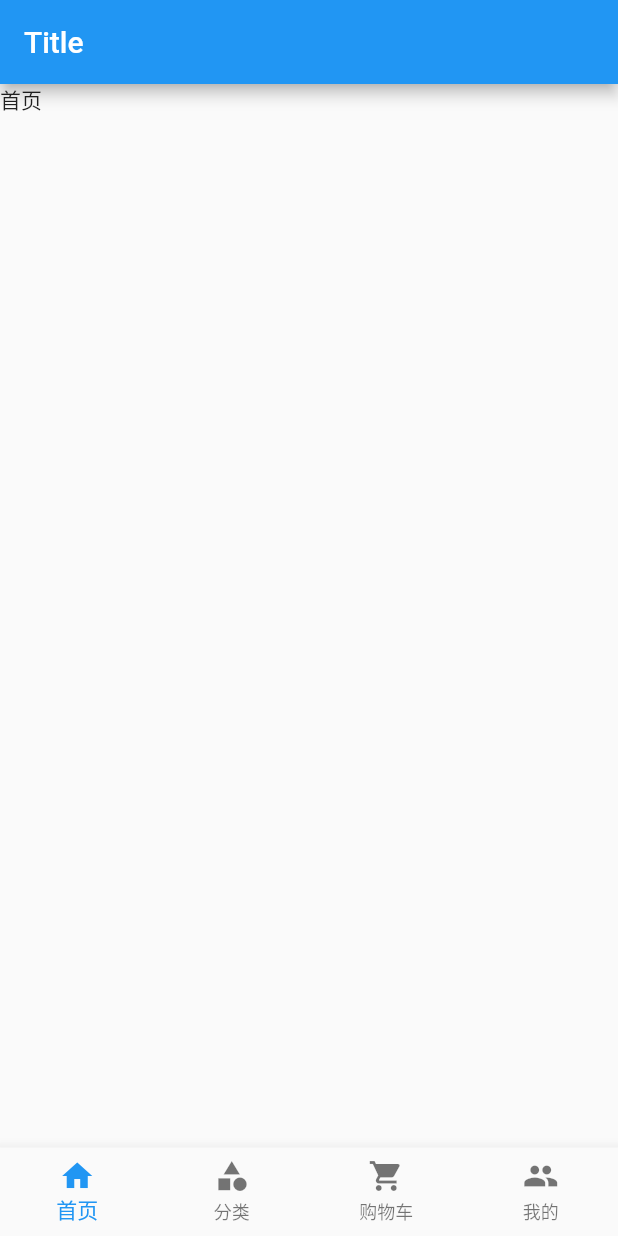
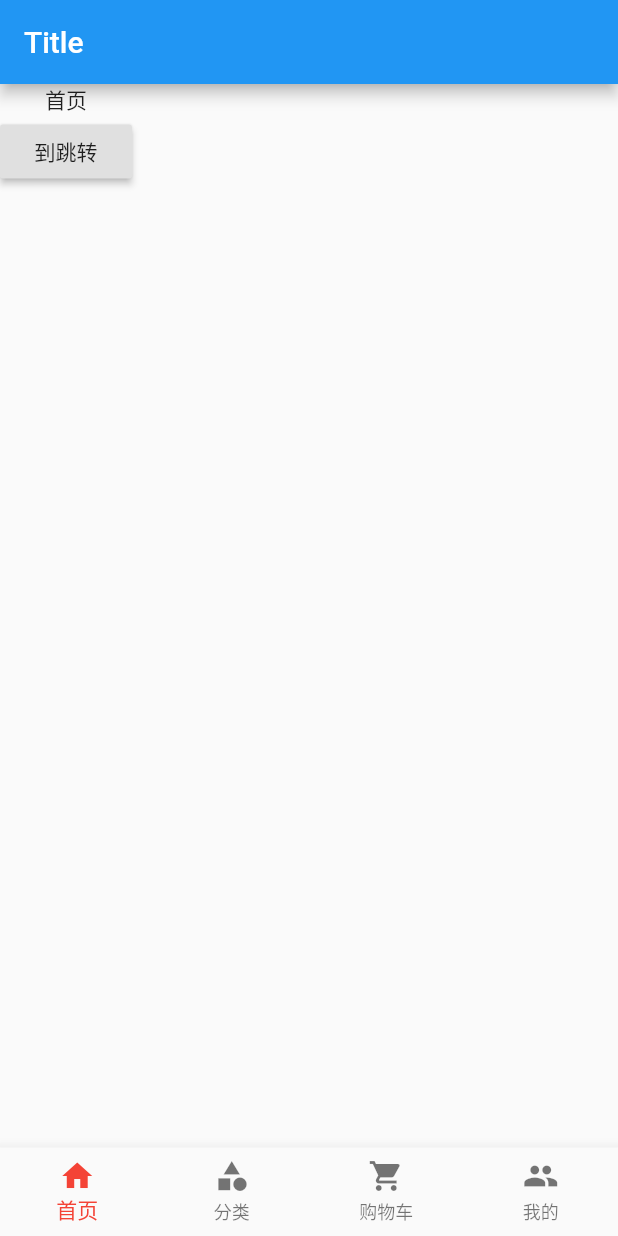
Before and after one commit to yanjiepeng/FlutterJDshop, a Flutter app: the screen it shows after launch, on a phone screen of 412 x 824 dp. Run offline on Flutter 3.47's test engine with Material 2 defaults, Android fonts, the phone set to English and light mode, and no system bars.

Commit message:
基础界面和路由配置

```diff
--- a/myjd/lib/main.dart
+++ b/myjd/lib/main.dart
@@ -1,6 +1,5 @@
 import 'package:flutter/material.dart';
-import 'package:myjd/pages/tabs/Tab.dart';
-
+import 'package:myjd/routes/route.dart' as prefix0;
 void main() => runApp(MyApp());
 
 class MyApp extends StatelessWidget {
@@ -13,7 +12,9 @@ class MyApp extends StatelessWidget {
 
         primarySwatch: Colors.blue,
       ),
-      home: Tabs(),
+
+      initialRoute: '/',
+      onGenerateRoute: prefix0.onGenerateRoute,
     );
   }
 }
--- a/myjd/lib/pages/Home.dart
+++ b/myjd/lib/pages/Home.dart
@@ -8,6 +8,20 @@ class HomePage extends StatefulWidget {
 class _HomePageState extends State<HomePage> {
   @override
   Widget build(BuildContext context) {
-    return Text('首页');
+    return Column(
+      children: <Widget>[
+        Text('首页'),
+
+        RaisedButton(
+            onPressed: (){
+              Navigator.pushNamed(context, '/search');
+            },
+            child: Text('到跳转'),
+
+        )
+      ],
+
+
+    );
   }
 }
--- a/myjd/lib/pages/Mine.dart
+++ b/myjd/lib/pages/Mine.dart
@@ -8,6 +8,6 @@ class MinePage extends StatefulWidget {
 class _MineeState extends State<MinePage> {
   @override
   Widget build(BuildContext context) {
-    return Text('购物车');
+    return Text('我的');
   }
 }
--- a/myjd/lib/pages/tabs/Tab.dart
+++ b/myjd/lib/pages/tabs/Tab.dart
@@ -32,6 +32,7 @@ class _TabsState extends State<Tabs> {
 
         currentIndex:this._currentIndex  ,
         type: BottomNavigationBarType.fixed,
+        fixedColor: Colors.red,
         onTap: (index){
             setState(() {
              this._currentIndex = index;
--- /dev/null
+++ b/myjd/lib/routes/route.dart
@@ -0,0 +1,29 @@
+import 'package:flutter/material.dart';
+import 'package:myjd/pages/Search.dart';
+import '../pages/tabs/Tab.dart';
+
+//配置路由
+final routes = {
+  '/': (context) => Tabs(),
+  '/search':(context) => SearchPage(),
+  // '/search': (context) => SearchPage(),
+};
+
+//固定写法
+var onGenerateRoute = (RouteSettings settings) {
+// 统一处理
+  final String name = settings.name;
+  final Function pageContentBuilder = routes[name];
+  if (pageContentBuilder != null) {
+    if (settings.arguments != null) {
+      final Route route = MaterialPageRoute(
+          builder: (context) =>
+              pageContentBuilder(context, arguments: settings.arguments));
+      return route;
+    } else {
+      final Route route =
+          MaterialPageRoute(builder: (context) => pageContentBuilder(context));
+      return route;
+    }
+  }
+};
```
Also changed, not shown: myjd/lib/pages/Search.dart (added, +15 -0 lines).
